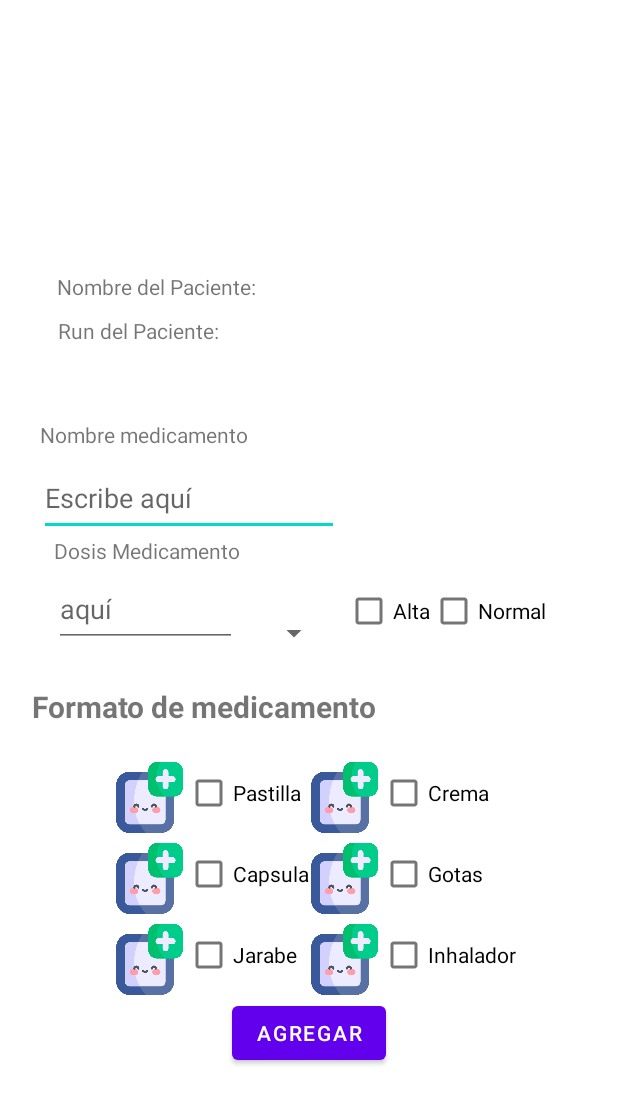
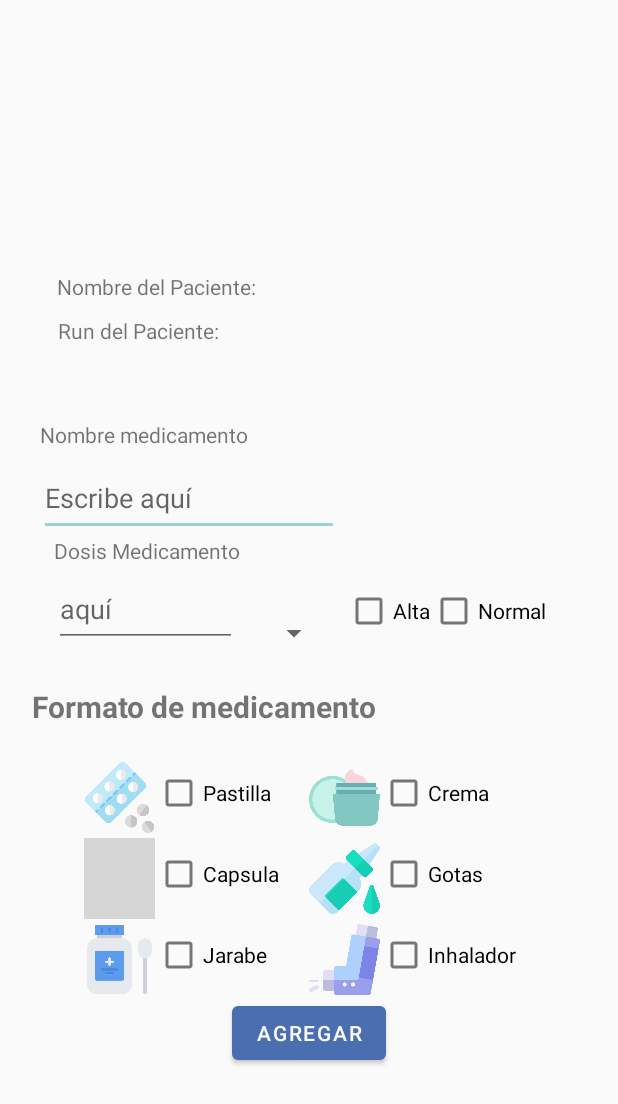
Before and after one commit to MrCr1ss/goldenAge, an Android app: the layout activity_agregar_medicamento.xml on its own in the app's theme, with its tools: preview values and no code run, on a phone screen of 412 x 824 dp. Shown: the top 1104 px of the screen. Run offline under Robolectric (Android 15) with nearby library versions, the phone set to English and light mode, and no system bars; Roboto replaces fonts that are not available here; grey boxes are pictures that could not be loaded.

Commit message:
Iconos de medicamento cambiados

```diff
--- a/app/src/main/res/layout/activity_agregar_medicamento.xml
+++ b/app/src/main/res/layout/activity_agregar_medicamento.xml
@@ -4,6 +4,7 @@
     xmlns:tools="http://schemas.android.com/tools"
     android:layout_width="match_parent"
     android:layout_height="match_parent"
+    android:background="@color/white"
     tools:context=".AgregarMedicamento">
 
     <androidx.appcompat.widget.LinearLayoutCompat
@@ -119,7 +120,6 @@
             android:layout_width="300dp"
             android:layout_height="160dp"
             android:layout_marginTop="20dp"
-            android:layout_marginLeft="20dp"
             android:columnCount="6"
             android:orientation="horizontal"
             android:rowCount="4">
@@ -133,7 +133,7 @@
                 android:layout_column="0"
                 android:adjustViewBounds="true"
                 android:scaleType="fitCenter"
-                android:src="@drawable/add" />
+                android:src="@drawable/pastillas" />
 
             <CheckBox
                 android:id="@+id/checkBoxPas"
@@ -153,7 +153,7 @@
                 android:layout_column="0"
                 android:adjustViewBounds="true"
                 android:scaleType="fitCenter"
-                android:src="@drawable/add" />
+                android:src="@drawable/capsulas" />
 
             <CheckBox
                 android:id="@+id/checkBoxCap"
@@ -173,7 +173,7 @@
                 android:layout_column="0"
                 android:adjustViewBounds="true"
                 android:scaleType="fitCenter"
-                android:src="@drawable/add" />
+                android:src="@drawable/jarabe" />
 
             <ImageView
                 android:id="@+id/img1"
@@ -183,7 +183,7 @@
                 android:layout_column="0"
                 android:adjustViewBounds="true"
                 android:scaleType="fitCenter"
-                app:srcCompat="@drawable/add" />
+                app:srcCompat="@drawable/pastillas" />
 
             <CheckBox
                 android:id="@+id/checkBoxJar"
@@ -200,10 +200,11 @@
                 android:layout_width="47dp"
                 android:layout_height="54dp"
                 android:layout_row="1"
+                android:layout_marginLeft="20dp"
                 android:layout_column="3"
                 android:adjustViewBounds="true"
                 android:scaleType="fitCenter"
-                android:src="@drawable/add" />
+                android:src="@drawable/gotas" />
 
             <CheckBox
                 android:id="@+id/checkBoxGot"
@@ -220,11 +221,12 @@
                 android:id="@+id/img4"
                 android:layout_width="47dp"
                 android:layout_height="54dp"
+                android:layout_marginLeft="20dp"
                 android:layout_row="0"
                 android:layout_column="3"
                 android:adjustViewBounds="true"
                 android:scaleType="fitCenter"
-                android:src="@drawable/add" />
+                android:src="@drawable/crema" />
 
             <CheckBox
                 android:id="@+id/checkBoxCrem"
@@ -240,9 +242,10 @@
                 android:layout_height="54dp"
                 android:layout_row="2"
                 android:layout_column="3"
+                android:layout_marginLeft="20dp"
                 android:adjustViewBounds="true"
                 android:scaleType="fitCenter"
-                android:src="@drawable/add" />
+                android:src="@drawable/inhalador" />
 
             <CheckBox
                 android:id="@+id/checkBoxInha"
--- a/app/src/main/res/values/colors.xml
+++ b/app/src/main/res/values/colors.xml
@@ -1,12 +1,12 @@
 <?xml version="1.0" encoding="utf-8"?>
 <resources>
-    <color name="purple_200">#FFBB86FC</color>
-    <color name="purple_500">#FF6200EE</color>
-    <color name="purple_700">#FF3700B3</color>
-    <color name="teal_200">#FF03DAC5</color>
+    <color name="purple_200">#0799b6</color>
+    <color name="purple_500">#4a6eb0</color>
+    <color name="purple_700">#114c5f</color>
+    <color name="teal_200">#9cd2d3</color>
     <color name="teal_700">#FF018786</color>
     <color name="black">#FF000000</color>
-    <color name="white">#FFFFFFFF</color>
+    <color name="white">#fafafa</color>
 
     <color name="principal">#FF6200EE</color>
     <color name="principalDark">#FF3700B3</color>
```
Also changed, not shown: app/src/main/res/drawable/crema.png (added), app/src/main/res/drawable/gotas.png (added), app/src/main/res/drawable/inhalador.png (added), app/src/main/res/drawable/jarabe.png (added), app/src/main/res/drawable/pastillas.png (added).
